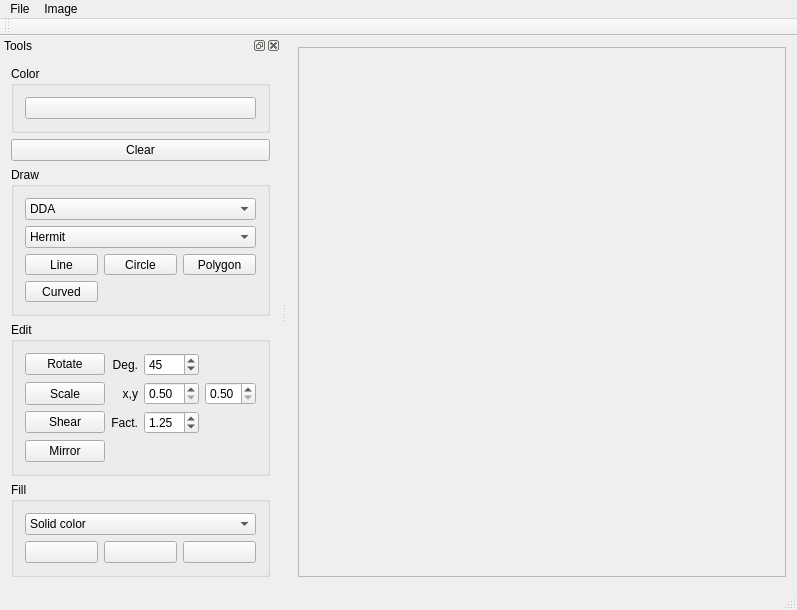
Before: the Qt Designer form src/ImageViewer.ui in IDemandASandwich/ImageViewer, drawn with Qt 5.
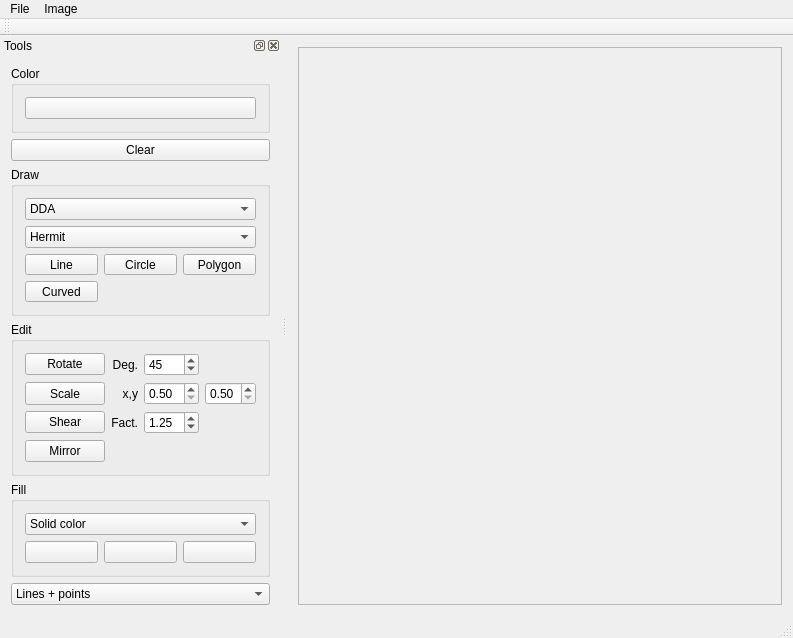
After: the same form once the commit is applied.

Commit message: Added some options for drawing tangent lines and points in hermit-cubic

Patch:
```diff
--- a/src/ImageViewer.ui
+++ b/src/ImageViewer.ui
@@ -6,8 +6,8 @@
    <rect>
     <x>0</x>
     <y>0</y>
-    <width>797</width>
-    <height>580</height>
+    <width>793</width>
+    <height>590</height>
    </rect>
   </property>
   <property name="windowTitle">
@@ -25,8 +25,8 @@
         <rect>
          <x>0</x>
          <y>0</y>
-         <width>518</width>
-         <height>505</height>
+         <width>514</width>
+         <height>515</height>
         </rect>
        </property>
       </widget>
@@ -39,7 +39,7 @@
     <rect>
      <x>0</x>
      <y>0</y>
-     <width>797</width>
+     <width>793</width>
      <height>22</height>
     </rect>
    </property>
@@ -80,7 +80,7 @@
    <property name="minimumSize">
     <size>
      <width>255</width>
-     <height>535</height>
+     <height>562</height>
     </size>
    </property>
    <property name="windowTitle">
@@ -462,6 +462,30 @@
        </layout>
       </widget>
      </item>
+     <item>
+      <widget class="QComboBox" name="comboBoxShowAddons">
+       <item>
+        <property name="text">
+         <string>Lines + points</string>
+        </property>
+       </item>
+       <item>
+        <property name="text">
+         <string>Lines</string>
+        </property>
+       </item>
+       <item>
+        <property name="text">
+         <string>Points</string>
+        </property>
+       </item>
+       <item>
+        <property name="text">
+         <string>None</string>
+        </property>
+       </item>
+      </widget>
+     </item>
      <item>
       <spacer name="verticalSpacer">
        <property name="orientation">
```
The commit also changes 4 other files.
